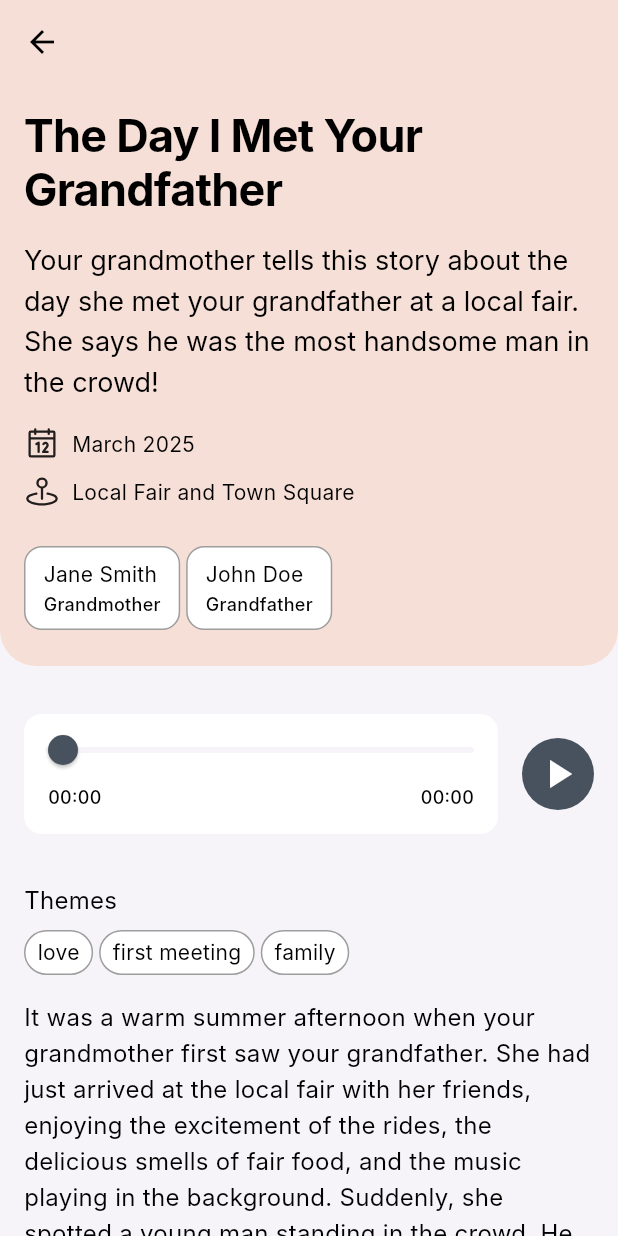
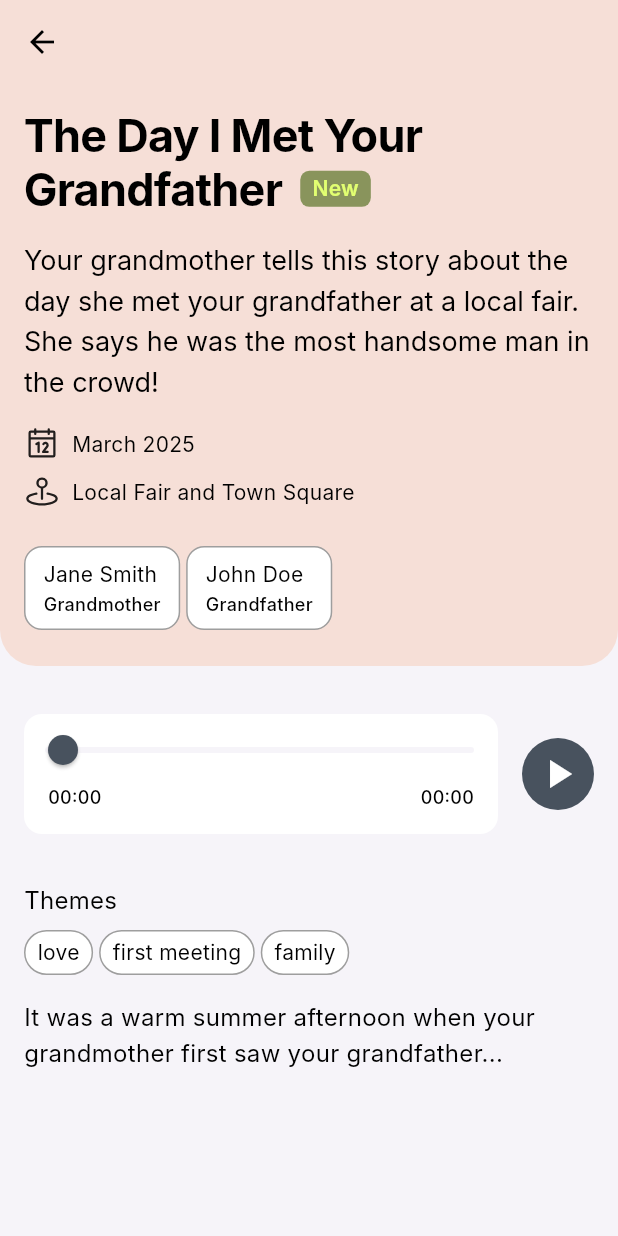
Before and after one commit to LukPle/story_cube_app, a Flutter app: the screen it shows after launch, after a tap on "The Day I Met Your Grandfather", on a phone screen of 412 x 824 dp. Run offline on Flutter 3.47's test engine with Material 3 defaults, Android fonts, the light colour scheme and no system bars; our stand-ins replace just_audio, phosphor_flutter; Roboto replaces fonts that are missing (Inter).

Commit message:
Added memory creation information and components

```diff
--- a/lib/constants/colors.dart
+++ b/lib/constants/colors.dart
@@ -14,8 +14,10 @@ class AppColors {
   /// Primary and Secondary Color for Widgets and Components
   static const Color primaryColorLight = Color(0xff48525E); // Hex: #48525E
   static const Color secondaryColorLight = Color(0xffF6DFD7); // Hex: #F6DFD7
+  static const Color accentColorLight = Color(0xff89945C); // Hex: #89945C
   static const Color primaryColorDark = Color(0xffEDDCD2); // Hex: #EDDCD2
   static const Color secondaryColorDark = Color(0xffD9AE84); // Hex: #D9AE84
+  static const Color accentColorDark = Color(0xffE2FF71); // Hex: #E2FF71
 
   /// Success and Error Color
   static const Color success = Colors.green;
--- a/lib/models/example_data.dart
+++ b/lib/models/example_data.dart
@@ -4,154 +4,101 @@ import 'package:story_cube_app/models/memory_model.dart';
 final List<MemoryModel> memoryData = [
   MemoryModel(
     dateTime: DateTime.now(),
+    createdAt: DateTime.now().subtract(const Duration(hours: 2)), // Recent entry
     title: "The Day I Met Your Grandfather",
     subtitle: "A love story",
     summary: "Your grandmother tells this story about the day she met your grandfather at a local fair. She says he was the most handsome man in the crowd!",
-    text: "It was a warm summer afternoon when your grandmother first saw your grandfather. She had just arrived at the local fair with her friends, enjoying the excitement of the rides, the delicious smells of fair food, and the music playing in the background. Suddenly, she spotted a young man standing in the crowd. He was tall, with dark hair and an easy smile that made him stand out from the rest. Your grandmother was drawn to him immediately. Their eyes met across the carnival grounds, and there was an instant connection. Your grandfather walked over, introduced himself, and from that moment on, they were inseparable. They spent the entire afternoon together, laughing, talking, and enjoying the fair. That was the start of a beautiful love story that would last a lifetime.",
+    text: "It was a warm summer afternoon when your grandmother first saw your grandfather...",
     locations: ['Local Fair', 'Town Square'],
     tags: ['love', 'first meeting', 'family'],
     persons: [
-      PersonModel(
-        firstName: "Jane",
-        lastName: "Smith",
-        relationship: "Grandmother",
-      ),
-      PersonModel(
-        firstName: "John",
-        lastName: "Doe",
-        relationship: "Grandfather",
-      ),
+      PersonModel(firstName: "Jane", lastName: "Smith", relationship: "Grandmother"),
+      PersonModel(firstName: "John", lastName: "Doe", relationship: "Grandfather"),
     ],
   ),
   MemoryModel(
     dateTime: DateTime.now().subtract(const Duration(days: 3)),
+    createdAt: DateTime.now().subtract(const Duration(days: 2)),
     title: "Our Family Road Trip",
     subtitle: "An unforgettable adventure",
-    summary: "The trip we took down south was filled with laughter, flat tires, and a million memories. Grandpa drove the whole way, singing along to the radio.",
-    text: "It was a road trip like no other. Our family packed into the car, heading south for a long-awaited vacation. Grandpa, as usual, was in the driver’s seat, singing along to the songs on the radio. It felt like the whole world was out there for us to explore. Along the way, we had a series of small adventures. We got a flat tire, which caused a few hours of delay, but that didn’t stop us from laughing. We stopped at small towns, ate diner food, and took photos in front of roadside attractions. The highlight of the trip was when we reached the Grand Canyon — it was even more breathtaking than we had imagined. At night, we camped under the stars in the desert, sharing stories and looking up at the sky. Despite the bumps along the way, it was one of the most memorable trips our family ever took.",
+    summary: "The trip we took down south was filled with laughter, flat tires, and a million memories...",
+    text: "It was a road trip like no other...",
     locations: ['Southern Route', 'Grand Canyon', 'Desert Campground'],
     tags: ['family', 'adventure', 'road trip'],
     persons: [
-      PersonModel(
-        firstName: "Mary",
-        lastName: "Doe",
-        relationship: "Mother",
-      ),
-      PersonModel(
-        firstName: "James",
-        lastName: "Doe",
-        relationship: "Father",
-      ),
-      PersonModel(
-        firstName: "Jack",
-        lastName: "Doe",
-        relationship: "Son",
-      ),
+      PersonModel(firstName: "Mary", lastName: "Doe", relationship: "Mother"),
+      PersonModel(firstName: "James", lastName: "Doe", relationship: "Father"),
+      PersonModel(firstName: "Jack", lastName: "Doe", relationship: "Son"),
     ],
   ),
   MemoryModel(
     dateTime: DateTime.now().subtract(const Duration(days: 28)),
+    createdAt: DateTime.now().subtract(const Duration(days: 20)),
     title: "The Christmas We Will Never Forget",
     subtitle: "A Christmas miracle",
-    summary: "That year, we had snow in the middle of a warm winter! Your Uncle Charlie had to shovel the walkway by hand, but it was worth it for the family photo we took in the snow.",
-    text: "It was a Christmas miracle. In the middle of a warm winter, snow started falling from the sky, blanketing everything in a soft, white layer. We couldn’t believe our eyes! Your Uncle Charlie, always ready to help, went outside and shoveled the walkway by hand while the rest of us stayed inside, warming up by the fire. Once the snow had settled, we bundled up in our winter coats and hats, and ventured outside for a family photo. It was the perfect moment — a scene that looked straight out of a holiday card. We stood together, laughing and smiling in the snow, making memories that we would carry with us forever.",
+    summary: "That year, we had snow in the middle of a warm winter! Your Uncle Charlie had to shovel the walkway...",
+    text: "It was a Christmas miracle...",
     locations: ['Home', 'Living Room'],
     tags: ['Christmas', 'family', 'snow'],
     persons: [
-      PersonModel(
-        firstName: "Emma",
-        lastName: "Taylor",
-        relationship: "Aunt",
-      ),
-      PersonModel(
-        firstName: "Charlie",
-        lastName: "Taylor",
-        relationship: "Uncle",
-      ),
-      PersonModel(
-        firstName: "Sarah",
-        lastName: "Taylor",
-        relationship: "Mother",
-      ),
+      PersonModel(firstName: "Emma", lastName: "Taylor", relationship: "Aunt"),
+      PersonModel(firstName: "Charlie", lastName: "Taylor", relationship: "Uncle"),
+      PersonModel(firstName: "Sarah", lastName: "Taylor", relationship: "Mother"),
     ],
   ),
   MemoryModel(
     dateTime: DateTime.now().subtract(const Duration(days: 35)),
+    createdAt: DateTime.now().subtract(const Duration(days: 30)),
     title: "The Summer Picnic Disaster",
     subtitle: "A lesson in preparation",
-    summary: "We decided to go on a picnic, but no one thought to pack the sunscreen! We ended up spending the afternoon hiding in the shade, but it’s a story we laugh about every year.",
-    text: "It started as a perfect day for a picnic. The weather was beautiful, and we packed everything we needed: sandwiches, snacks, drinks, and even a frisbee for some fun. However, we overlooked one crucial detail — sunscreen! By noon, we were all feeling the effects of the sun. No one had thought to bring sunscreen, and we ended up with sunburns all over our arms and faces. It was a painful lesson in preparation, but we made the best of it. We spent the afternoon hiding in the shade, telling stories, and trying to cool off. To this day, it’s a story we laugh about every year — the infamous summer picnic disaster.",
+    summary: "We decided to go on a picnic, but no one thought to pack the sunscreen!...",
+    text: "It started as a perfect day for a picnic...",
     locations: ['Riverbank', 'Park'],
     tags: ['picnic', 'family', 'adventure'],
     persons: [
-      PersonModel(
-        firstName: "Tom",
-        lastName: "Davis",
-        relationship: "Father",
-      ),
-      PersonModel(
-        firstName: "Lily",
-        lastName: "Davis",
-        relationship: "Daughter",
-      ),
+      PersonModel(firstName: "Tom", lastName: "Davis", relationship: "Father"),
+      PersonModel(firstName: "Lily", lastName: "Davis", relationship: "Daughter"),
     ],
   ),
   MemoryModel(
     dateTime: DateTime.now().subtract(const Duration(days: 189)),
+    createdAt: DateTime.now().subtract(const Duration(days: 180)),
     title: "The Wedding Day",
     subtitle: "A special day",
-    summary: "Grandma always says she’s never seen anything more beautiful than the day she married Grandpa. She still remembers walking down the aisle with tears in her eyes.",
-    text: "The day Grandma married Grandpa was the most beautiful day she ever experienced. She tells us that as she walked down the aisle, she could hardly believe her eyes — Grandpa was standing there, waiting for her, looking more handsome than ever. There were tears in her eyes as she walked toward him, knowing that this moment would change their lives forever. They exchanged vows and rings, promising to love each other for a lifetime. It was the beginning of an incredible journey together, one that would be filled with laughter, love, and family. It was a day filled with emotion, and Grandma says that she still remembers the way Grandpa looked at her when she walked down that aisle. She has never seen anything more beautiful.",
+    summary: "Grandma always says she’s never seen anything more beautiful than the day she married Grandpa...",
+    text: "The day Grandma married Grandpa was the most beautiful day...",
     locations: ['Church', 'Reception Hall'],
     tags: ['wedding', 'love', 'family'],
     persons: [
-      PersonModel(
-        firstName: "Eliza",
-        lastName: "Johnson",
-        relationship: "Grandmother",
-      ),
-      PersonModel(
-        firstName: "George",
-        lastName: "Johnson",
-        relationship: "Grandfather",
-      ),
+      PersonModel(firstName: "Eliza", lastName: "Johnson", relationship: "Grandmother"),
+      PersonModel(firstName: "George", lastName: "Johnson", relationship: "Grandfather"),
     ],
   ),
   MemoryModel(
     dateTime: DateTime.now().subtract(const Duration(days: 193)),
+    createdAt: DateTime.now().subtract(const Duration(days: 190)),
     title: "The Day I Bought My First Car",
     subtitle: "The freedom of the open road",
-    summary: "I saved up for months to buy my first car. It wasn’t much, but it was mine! I drove it around town with pride, and every time I stopped, I felt like I had conquered the world.",
-    text: "It wasn’t much, but it was mine. After months of saving every penny I could, I finally had enough to buy my first car. I remember walking into the dealership, nervous but excited, and driving off with a sense of accomplishment. The car wasn’t fancy, but it was mine, and I felt like the king of the world every time I got behind the wheel. I would drive around town, just enjoying the freedom and independence that came with it. Every stop I made felt like a victory. It was the beginning of a new chapter in my life, and I’ll never forget the feeling of driving my first car.",
+    summary: "I saved up for months to buy my first car. It wasn’t much, but it was mine!...",
+    text: "It wasn’t much, but it was mine...",
     locations: ['Car Dealership', 'Town'],
     tags: ['independence', 'first car', 'adventure'],
     persons: [
-      PersonModel(
-        firstName: "Alice",
-        lastName: "Brown",
-        relationship: "Mother",
-      ),
+      PersonModel(firstName: "Alice", lastName: "Brown", relationship: "Mother"),
     ],
   ),
   MemoryModel(
     dateTime: DateTime.now().subtract(const Duration(days: 267)),
+    createdAt: DateTime.now().subtract(const Duration(days: 260)),
     title: "Our Family's First House",
     subtitle: "Building memories together",
-    summary: "The first house we bought as a family was so small, but we turned it into a home. We had our first Christmas there, and it’s still my favorite place in the world.",
-    text: "When we bought our first house as a family, it was small, but it was ours. We spent months getting it ready, painting the walls, buying furniture, and making it feel like home. It wasn’t much, but every corner of it was filled with love and memories. The first Christmas in that house was magical. We had a small tree in the corner of the living room, but the atmosphere was filled with warmth and joy.",
+    summary: "The first house we bought as a family was so small, but we turned it into a home...",
+    text: "When we bought our first house as a family, it was small, but it was ours...",
     locations: ['New Home'],
     tags: ['family', 'home', 'first house'],
     persons: [
-      PersonModel(
-        firstName: "Susan",
-        lastName: "Martinez",
-        relationship: "Mother",
-      ),
-      PersonModel(
-        firstName: "William",
-        lastName: "Martinez",
-        relationship: "Father",
-      ),
+      PersonModel(firstName: "Susan", lastName: "Martinez", relationship: "Mother"),
+      PersonModel(firstName: "William", lastName: "Martinez", relationship: "Father"),
     ],
   ),
 ];
--- a/lib/models/memory_model.dart
+++ b/lib/models/memory_model.dart
@@ -9,6 +9,7 @@ class MemoryModel {
   List<String> locations;
   List<String> tags;
   List<PersonModel> persons;
+  DateTime createdAt;
 
   MemoryModel({
     required this.dateTime,
@@ -19,6 +20,7 @@ class MemoryModel {
     required this.locations,
     required this.tags,
     required this.persons,
+    required this.createdAt,
   });
 
   factory MemoryModel.fromMap(Map<String, dynamic> data) {
@@ -33,6 +35,7 @@ class MemoryModel {
       persons: (data['persons'] as List<dynamic>?)?.map((personData) {
         return PersonModel.fromMap(personData);
       }).toList() ?? [],
+      createdAt: DateTime.parse(data['created_at']),
     );
   }
 }
--- a/lib/ui/pages/memory_details_page.dart
+++ b/lib/ui/pages/memory_details_page.dart
@@ -1,4 +1,3 @@
-import 'package:flutter/cupertino.dart';
 import 'package:flutter/material.dart';
 import 'package:intl/intl.dart';
 import 'package:phosphor_flutter/phosphor_flutter.dart';
@@ -10,6 +9,7 @@ import 'package:story_cube_app/ui/widgets/person_card.dart';
 
 import '../../constants/colors.dart';
 import '../../constants/sizes.dart';
+import '../widgets/in_visual_text.dart';
 import '../widgets/memory_tag.dart';
 
 class MemoryDetailsPage extends StatelessWidget {
@@ -47,7 +47,34 @@ class MemoryDetailsPage extends StatelessWidget {
                 child: Column(
                   crossAxisAlignment: CrossAxisAlignment.start,
                   children: [
-                    Text(memory.title, style: AppTextStyles.h1),
+                    RichText(
+                      text: TextSpan(
+                        style: AppTextStyles.h1.copyWith(
+                          color: Theme.of(context).textTheme.headlineLarge?.color ?? Colors.black,
+                        ),
+                        children: [
+                          TextSpan(text: memory.title),
+                          if (memory.createdAt.isAfter(DateTime.now().subtract(const Duration(days: 5))))
+                            WidgetSpan(
+                              alignment: PlaceholderAlignment.middle,
+                              baseline: TextBaseline.alphabetic,
+                              child: Padding(
+                                padding: const EdgeInsets.only(left: AppSizes.size_12),
+                                child: InVisualText(
+                                  text: 'New',
+                                  size: InVisualTextSize.large,
+                                  backgroundColor: Theme.of(context).brightness == Brightness.light
+                                      ? AppColors.accentColorLight
+                                      : AppColors.accentColorDark,
+                                  textColor: Theme.of(context).brightness == Brightness.light
+                                      ? AppColors.accentColorDark
+                                      : AppColors.accentColorLight,
+                                ),
+                              ),
+                            ),
+                        ],
+                      ),
+                    ),
                     const SizedBox(height: AppSizes.size_16),
                     Text(memory.summary, style: AppTextStyles.bodyLarge),
                     const SizedBox(height: AppSizes.size_16),
--- /dev/null
+++ b/lib/ui/widgets/in_visual_text.dart
@@ -0,0 +1,51 @@
+import 'package:flutter/material.dart';
+
+import '../../constants/radius_sizes.dart';
+import '../../constants/sizes.dart';
+import '../../constants/text_styles.dart';
+
+enum InVisualTextSize {
+  medium,
+  large,
+}
+
+class InVisualText extends StatelessWidget {
+  const InVisualText({
+    super.key,
+    this.size = InVisualTextSize.medium,
+    required this.text,
+    required this.backgroundColor,
+    this.textColor,
+  });
+
+  final InVisualTextSize size;
+  final String text;
+  final Color backgroundColor;
+  final Color? textColor;
+
+  @override
+  Widget build(BuildContext context) {
+    return Container(
+      padding: const EdgeInsets.symmetric(
+        horizontal: AppSizes.size_8,
+        vertical: AppSizes.size_2,
+      ),
+      decoration: BoxDecoration(
+        borderRadius: const BorderRadius.all(
+          Radius.circular(AppRadiusSizes.small),
+        ),
+        color: backgroundColor,
+      ),
+      child: Text(
+        text,
+        style: size == InVisualTextSize.medium
+            ? AppTextStyles.caption.copyWith(
+                color: textColor == null ? AppTextStyles.caption.color : textColor!,
+                fontWeight: FontWeight.w700,
+              )
+            : AppTextStyles.bodySmall.copyWith(
+                color: textColor == null ? AppTextStyles.caption.color : textColor!, fontWeight: FontWeight.w600),
+      ),
+    );
+  }
+}
--- a/lib/ui/widgets/memory_card.dart
+++ b/lib/ui/widgets/memory_card.dart
@@ -3,6 +3,7 @@ import 'package:story_cube_app/constants/radius_sizes.dart';
 import 'package:story_cube_app/constants/sizes.dart';
 import 'package:story_cube_app/constants/text_styles.dart';
 import 'package:story_cube_app/models/memory_model.dart';
+import 'package:story_cube_app/ui/widgets/in_visual_text.dart';
 import '../../constants/routes.dart' as routes;
 
 import '../../constants/colors.dart';
@@ -29,7 +30,23 @@ class MemoryCard extends StatelessWidget {
         child: Column(
           crossAxisAlignment: CrossAxisAlignment.start,
           children: [
-            Text(memory.title, style: AppTextStyles.bodyLarge),
+            Row(
+              children: [
+                Text(memory.title, style: AppTextStyles.body),
+                if (memory.createdAt.isAfter(DateTime.now().subtract(const Duration(days: 5)))) ...[
+                  const SizedBox(width: AppSizes.size_8),
+                  InVisualText(
+                    text: 'New',
+                    backgroundColor: Theme.of(context).brightness == Brightness.light
+                        ? AppColors.accentColorLight
+                        : AppColors.accentColorDark,
+                    textColor: Theme.of(context).brightness == Brightness.light
+                        ? AppColors.accentColorDark
+                        : AppColors.accentColorLight,
+                  ),
+                ]
+              ],
+            ),
             const SizedBox(height: AppSizes.size_4),
             Text(memory.subtitle, style: AppTextStyles.bodySmall),
           ],
```
